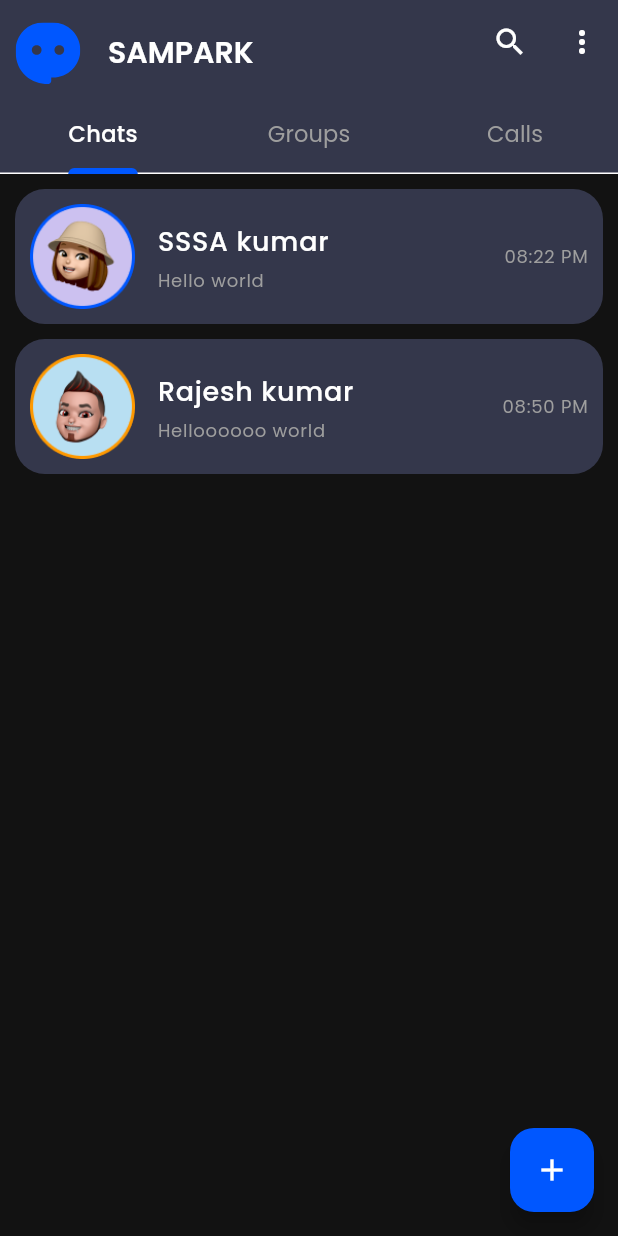
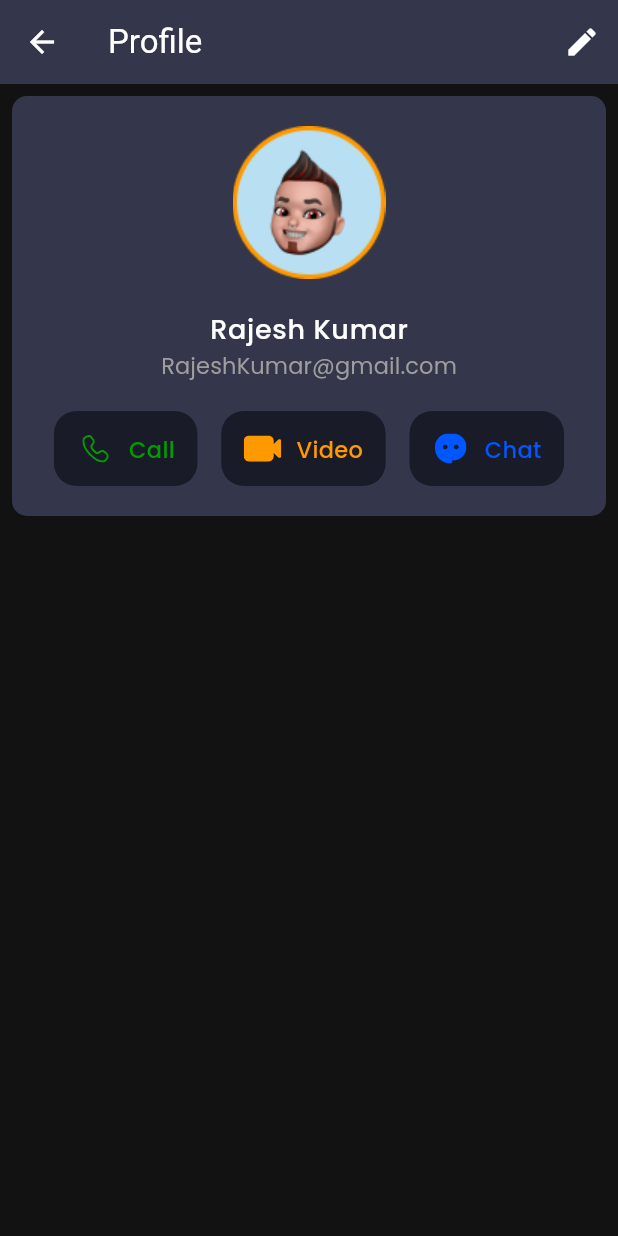
Before and after one commit to rajesh-kumar-jashti/Chatting_App, a Flutter app: the screen it shows after launch, on a phone screen of 412 x 824 dp. Run offline on Flutter 3.47's test engine with Material 3 defaults, Android fonts, the phone set to English and light mode, and no system bars; our stand-ins replace firebase_auth, firebase_core, flutter_svg, get, slide_to_act; accounts and stored records are empty.

Commit message:
profile page

```diff
--- a/lib/Config/Images.dart
+++ b/lib/Config/Images.dart
@@ -9,4 +9,14 @@ class AssetsImage{
   static const connectSVG = "$iconsPath/connect.svg";
   static const plugSVG = "$iconsPath/plug.svg";
 
+
+  static const chatStatusSvg = "$iconsPath/chatStatus.svg";
+  static const chatSendSvg = "$iconsPath/send.svg";
+  static const chatGallerySvg = "$iconsPath/gallary.svg";
+  static const chatMicSvg = "$iconsPath/mic.svg";
+
+  static const profileVideoCall = "$iconsPath/videoCall.svg";
+  static const profileAudioCall = "$iconsPath/call.svg";
+
+  static const groupAddUser = "$iconsPath/addUser.svg";
 }
--- a/lib/Config/PagePath.dart
+++ b/lib/Config/PagePath.dart
@@ -1,5 +1,7 @@
 import 'package:chatty/Pages/Auth/AuthPage.dart';
+import 'package:chatty/Pages/Chat/ChatPage.dart';
 import 'package:chatty/Pages/HomPage/HomePage.dart';
+import 'package:chatty/Pages/Profile/ProfilePage.dart';
 import 'package:get/get.dart';
 
 var pagePath = [
@@ -12,5 +14,15 @@ var pagePath = [
     name: "/homePage",
     page: () => HomePage(),
     transition: Transition.rightToLeft,
+  ),
+  GetPage(
+    name: "/chatPage",
+    page: () => ChatPage(),
+    transition: Transition.rightToLeft,
+  ),
+  GetPage(
+    name: "/profilePage",
+    page: () => ProfilePage(),
+    transition: Transition.rightToLeft,
   )
 ];
--- a/lib/Pages/HomPage/HomePage.dart
+++ b/lib/Pages/HomPage/HomePage.dart
@@ -4,6 +4,8 @@ import 'package:chatty/Pages/HomPage/Widget/ChatsList.dart';
 import 'package:chatty/Pages/HomPage/Widget/TabBar.dart';
 import 'package:flutter/material.dart';
 import 'package:flutter_svg/flutter_svg.dart';
+import 'package:get/get.dart';
+import 'package:get/get_navigation/get_navigation.dart';
 
 class HomePage extends StatefulWidget {
   const HomePage({super.key});
@@ -42,7 +44,9 @@ class _HomePageState extends State<HomePage> with TickerProviderStateMixin{
             )
           ),
           IconButton(
-            onPressed: (){},
+            onPressed: (){
+              Get.toNamed("/profilePage");
+            },
             icon: Icon(
               Icons.more_vert,
             )
--- a/lib/Pages/HomPage/Widget/ChatsList.dart
+++ b/lib/Pages/HomPage/Widget/ChatsList.dart
@@ -1,6 +1,7 @@
 import 'package:chatty/Config/Images.dart';
 import 'package:chatty/Pages/HomPage/Widget/ChatTile.dart';
 import 'package:flutter/material.dart';
+import 'package:get/get.dart';
 
 class ChatsList extends StatelessWidget {
   const ChatsList({super.key});
@@ -9,18 +10,23 @@ class ChatsList extends StatelessWidget {
   Widget build(BuildContext context) {
     return ListView(
       children: [
-        ChatTile(
-          imageUrl: AssetsImage.girlPic,
-          name: "SSSA kumar",
-          lastChat: "Hello world",
-          lastTime: "08:22 PM",
+        InkWell(
+          onTap: (){
+            Get.toNamed("/chatPage");
+          },
+          child: ChatTile(
+            imageUrl: AssetsImage.girlPic,
+            name: "SSSA kumar",
+            lastChat: "Hello world",
+            lastTime: "08:22 PM",
+          ),
         ),
         ChatTile(
           imageUrl: AssetsImage.boyPic,
           name: "Rajesh kumar",
           lastChat: "Helloooooo world",
           lastTime: "08:50 PM",
-        )
+        ),
       ],
     );
   }
--- /dev/null
+++ b/lib/Pages/Profile/ProfilePage.dart
@@ -0,0 +1,37 @@
+import 'package:chatty/Pages/Profile/Widgets/UserInfo.dart';
+import 'package:flutter/material.dart';
+import 'package:get/get.dart';
+
+class ProfilePage extends StatelessWidget {
+  const ProfilePage({super.key});
+
+  @override
+  Widget build(BuildContext context) {
+    return Scaffold(
+      appBar: AppBar(
+        leading: BackButton(
+          onPressed: (){
+            Get.offAllNamed("/homePage");
+          },
+        ),
+        title: Text("Profile"),
+        actions: [
+          IconButton(
+            onPressed: (){},
+            icon: Icon(
+              Icons.edit
+            )
+          )
+        ],
+      ),
+      body: Padding(
+        padding: const EdgeInsets.all(8.0),
+        child: Column(
+          children: [
+            LoginUserInfo()
+          ],
+        ),
+      ),
+    );
+  }
+}
--- /dev/null
+++ b/lib/Pages/Profile/Widgets/UserInfo.dart
@@ -0,0 +1,123 @@
+import 'package:chatty/Config/Images.dart';
+import 'package:flutter/material.dart';
+import 'package:flutter_svg/svg.dart';
+
+class LoginUserInfo extends StatelessWidget {
+  const LoginUserInfo({super.key});
+
+  @override
+  Widget build(BuildContext context) {
+    return Container(
+              padding: EdgeInsets.all(20),
+              // height: 100,
+              decoration: BoxDecoration(
+                  borderRadius: BorderRadius.circular(10),
+                  color: Theme.of(context).colorScheme.primaryContainer),
+              child: Row(
+                children: [
+                  Expanded(
+                    child: Column(
+                      children: [
+                        Row(
+                          mainAxisAlignment: MainAxisAlignment.center,
+                          children: [Image.asset(AssetsImage.boyPic)],
+                        ),
+                        SizedBox(
+                          height: 20,
+                        ),
+                        Row(
+                          mainAxisAlignment: MainAxisAlignment.center,
+                          children: [
+                            Text(
+                              "Rajesh Kumar",
+                              style: Theme.of(context).textTheme.bodyLarge,
+                            )
+                          ],
+                        ),
+                        Row(
+                          mainAxisAlignment: MainAxisAlignment.center,
+                          children: [
+                            Text(
+                              "RajeshKumar@gmail.com",
+                              style: Theme.of(context).textTheme.labelLarge,
+                            )
+                          ],
+                        ),
+                        SizedBox(height: 20),
+                        Row(
+                          mainAxisAlignment: MainAxisAlignment.spaceAround,
+                          children: [
+                            Container(
+                              height: 50,
+                              padding: EdgeInsets.all(15),
+                              decoration: BoxDecoration(
+                                borderRadius: BorderRadius.circular(15),
+                                color: Theme.of(context).colorScheme.background,
+                              ),
+                              child: Row(children: [
+                                SvgPicture.asset(
+                                  AssetsImage.profileAudioCall,
+                                  width: 25,
+                                ),
+                                SizedBox(width: 10),
+                                Text(
+                                  "Call",
+                                  style: TextStyle(
+                                    color: Color(0xff039C00),
+                                  ),
+                                )
+                              ]),
+                            ),
+                            Container(
+                              height: 50,
+                              padding: EdgeInsets.all(15),
+                              decoration: BoxDecoration(
+                                borderRadius: BorderRadius.circular(15),
+                                color: Theme.of(context).colorScheme.background,
+                              ),
+                              child: Row(children: [
+                                SvgPicture.asset(
+                                  AssetsImage.profileVideoCall,
+                                  width: 25,
+                                  color: Color(0xffFF9900),
+                                ),
+                                SizedBox(width: 10),
+                                Text(
+                                  "Video",
+                                  style: TextStyle(
+                                    color: Color(0xffFF9900),
+                                  ),
+                                )
+                              ]),
+                            ),
+                            Container(
+                      height: 50,
+                      padding: EdgeInsets.all(15),
+                      decoration: BoxDecoration(
+                        borderRadius: BorderRadius.circular(15),
+                        color: Theme.of(context).colorScheme.background,
+                      ),
+                      child: Row(children: [
+                        SvgPicture.asset(
+                          AssetsImage.appIconSVG,
+                          width: 25,
+                        ),
+                        SizedBox(width: 10),
+                        Text(
+                          "Chat",
+                          style: TextStyle(
+                            color: Color(0xff0057FF),
+                          ),
+                        )
+                      ]),
+                    )
+                          ],
+                        )
+                      ],
+                    ),
+                  )
+                ],
+              ),
+            );
+  }
+}
--- a/lib/main.dart
+++ b/lib/main.dart
@@ -1,10 +1,16 @@
 import 'package:chatty/Config/PagePath.dart';
 import 'package:chatty/Config/Themes.dart';
-import 'package:chatty/Pages/HomPage/HomePage.dart';
+import 'package:chatty/Pages/Profile/ProfilePage.dart';
+import 'package:chatty/firebase_options.dart';
+import 'package:firebase_core/firebase_core.dart';
 import 'package:flutter/material.dart';
 import 'package:get/get_navigation/get_navigation.dart';
 
-void main() {
+void main() async{
+  WidgetsFlutterBinding.ensureInitialized();
+  await Firebase.initializeApp(
+    options: DefaultFirebaseOptions.currentPlatform,
+  );
   runApp(const MyApp());
 }
 
@@ -20,7 +26,7 @@ class MyApp extends StatelessWidget {
       getPages: pagePath,
       darkTheme: darkTheme,
       themeMode: ThemeMode.dark,
-      home: HomePage(),
+      home: ProfilePage(),
     );
   }
 }
```
Also changed, not shown: lib/Controller/AuthController.dart (added, +47 -0 lines), lib/Controller/SplashController.dart (added, +23 -0 lines), lib/Pages/Auth/Widgets/LoginForm.dart (+10 -2 lines), lib/Pages/Auth/Widgets/SignUpForm.dart (+31 -22 lines), lib/Pages/Chat/ChatPage.dart (added, +134 -0 lines), lib/Pages/Chat/Widgets/ChatBubble.dart (added, +85 -0 lines), lib/Pages/SplashScreen/SplashPage.dart (+4 -8 lines), pubspec.yaml (+5 -16 lines), firebase.json (added), lib/firebase_options.dart (added), pubspec.lock, 6 other files.
